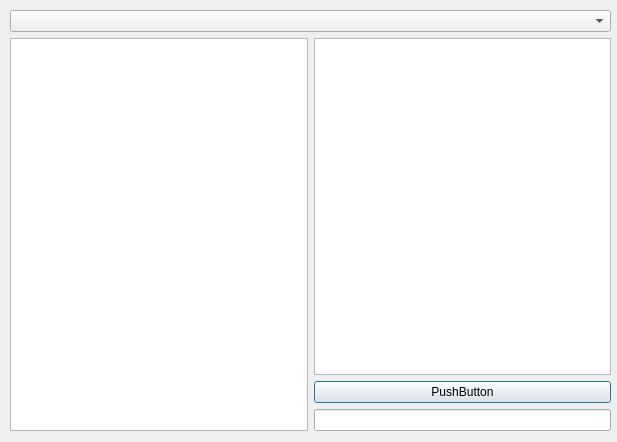
The window that SIBADE-SUSA/untitled.ui (GuilhemS31/SpaceX) describes before a commit, drawn with Qt 5.
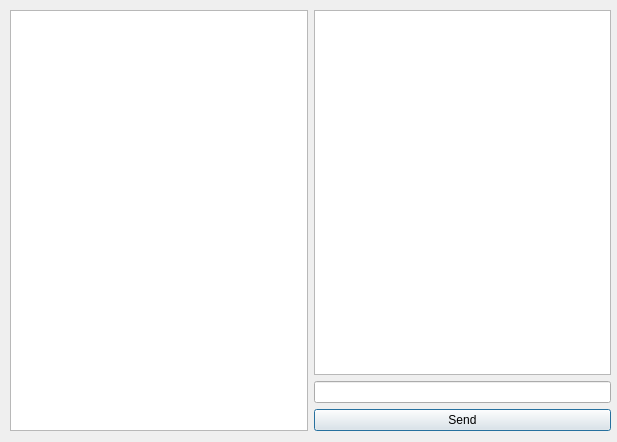
The same window after the commit.

Commit message: Upgrade interface

Diff of the .ui file:
```diff
--- a/SIBADE-SUSA/untitled.ui
+++ b/SIBADE-SUSA/untitled.ui
@@ -23,9 +23,6 @@
     </rect>
    </property>
    <layout class="QVBoxLayout" name="verticalLayout_2">
-    <item>
-     <widget class="QComboBox" name="comboBox"/>
-    </item>
     <item>
      <layout class="QHBoxLayout" name="horizontalLayout_2">
       <item>
@@ -40,15 +37,15 @@
          <widget class="QTextBrowser" name="textBrowser"/>
         </item>
         <item>
-         <widget class="QPushButton" name="pushButton">
+         <widget class="QLineEdit" name="Command"/>
+        </item>
+        <item>
+         <widget class="QPushButton" name="Send">
           <property name="text">
-           <string>PushButton</string>
+           <string>Send</string>
           </property>
          </widget>
         </item>
-        <item>
-         <widget class="QLineEdit" name="lineEdit"/>
-        </item>
        </layout>
       </item>
      </layout>
```
Left out of the diff: 6 changed lines with no effect on the pictures. The commit also changes 2 other files.
